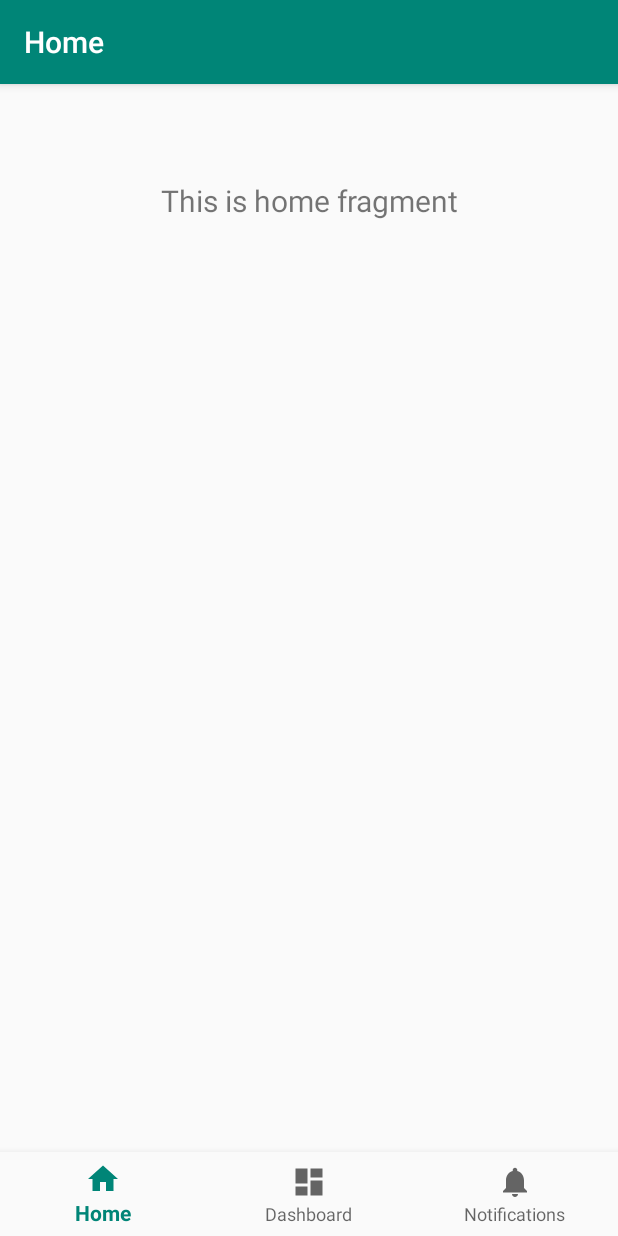
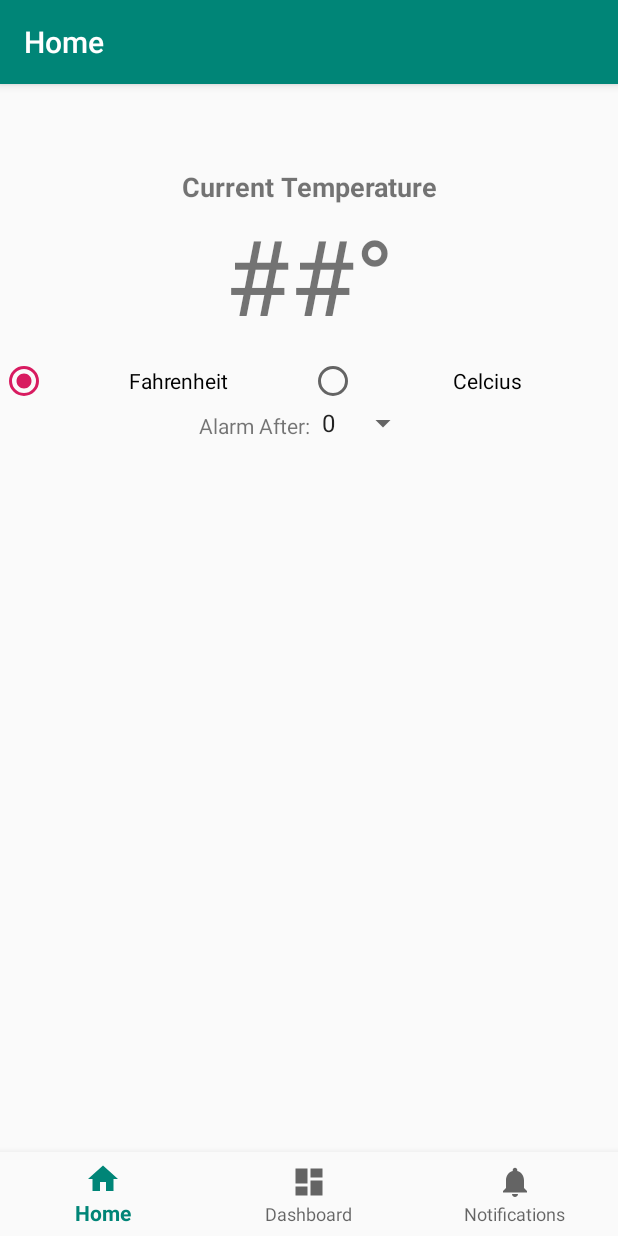
Before and after one commit to TokensPony/TemperatureTimer, an Android app: the screen it shows after launch (MainActivity), on a phone screen of 412 x 824 dp. Run offline under Robolectric (Android 15) with nearby library versions, the phone set to English and light mode, and no system bars; our stand-ins replace navigation-ui.

Commit message:
Created basic layout

```diff
--- a/app/src/main/AndroidManifest.xml
+++ b/app/src/main/AndroidManifest.xml
@@ -1,6 +1,6 @@
 <?xml version="1.0" encoding="utf-8"?>
 <manifest xmlns:android="http://schemas.android.com/apk/res/android"
-    package="com.example.temperaturetimer" >
+    package="com.example.temperaturetimer">
 
     <application
         android:allowBackup="true"
@@ -8,10 +8,10 @@
         android:label="@string/app_name"
         android:roundIcon="@mipmap/ic_launcher_round"
         android:supportsRtl="true"
-        android:theme="@style/AppTheme" >
+        android:theme="@style/AppTheme">
         <activity
             android:name=".MainActivity"
-            android:label="@string/app_name" >
+            android:label="@string/app_name">
             <intent-filter>
                 <action android:name="android.intent.action.MAIN" />
 
--- a/app/src/main/java/com/example/temperaturetimer/MainActivity.java
+++ b/app/src/main/java/com/example/temperaturetimer/MainActivity.java
@@ -1,7 +1,9 @@
 package com.example.temperaturetimer;
 
 import android.os.Bundle;
+
 import com.google.android.material.bottomnavigation.BottomNavigationView;
+
 import androidx.appcompat.app.AppCompatActivity;
 import androidx.navigation.NavController;
 import androidx.navigation.Navigation;
--- a/app/src/main/java/com/example/temperaturetimer/ui/dashboard/DashboardFragment.java
+++ b/app/src/main/java/com/example/temperaturetimer/ui/dashboard/DashboardFragment.java
@@ -5,11 +5,13 @@ import android.view.LayoutInflater;
 import android.view.View;
 import android.view.ViewGroup;
 import android.widget.TextView;
+
 import androidx.annotation.Nullable;
 import androidx.annotation.NonNull;
 import androidx.fragment.app.Fragment;
 import androidx.lifecycle.Observer;
 import androidx.lifecycle.ViewModelProviders;
+
 import com.example.temperaturetimer.R;
 
 public class DashboardFragment extends Fragment {
@@ -17,7 +19,7 @@ public class DashboardFragment extends Fragment {
     private DashboardViewModel dashboardViewModel;
 
     public View onCreateView(@NonNull LayoutInflater inflater,
-            ViewGroup container, Bundle savedInstanceState) {
+                             ViewGroup container, Bundle savedInstanceState) {
         dashboardViewModel =
                 ViewModelProviders.of(this).get(DashboardViewModel.class);
         View root = inflater.inflate(R.layout.fragment_dashboard, container, false);
--- a/app/src/main/java/com/example/temperaturetimer/ui/home/HomeFragment.java
+++ b/app/src/main/java/com/example/temperaturetimer/ui/home/HomeFragment.java
@@ -5,11 +5,13 @@ import android.view.LayoutInflater;
 import android.view.View;
 import android.view.ViewGroup;
 import android.widget.TextView;
+
 import androidx.annotation.Nullable;
 import androidx.annotation.NonNull;
 import androidx.fragment.app.Fragment;
 import androidx.lifecycle.Observer;
 import androidx.lifecycle.ViewModelProviders;
+
 import com.example.temperaturetimer.R;
 
 public class HomeFragment extends Fragment {
@@ -17,15 +19,15 @@ public class HomeFragment extends Fragment {
     private HomeViewModel homeViewModel;
 
     public View onCreateView(@NonNull LayoutInflater inflater,
-            ViewGroup container, Bundle savedInstanceState) {
+                             ViewGroup container, Bundle savedInstanceState) {
         homeViewModel =
                 ViewModelProviders.of(this).get(HomeViewModel.class);
         View root = inflater.inflate(R.layout.fragment_home, container, false);
-        final TextView textView = root.findViewById(R.id.text_home);
+        //final TextView textView = root.findViewById(R.id.text_home);
         homeViewModel.getText().observe(this, new Observer<String>() {
             @Override
             public void onChanged(@Nullable String s) {
-                textView.setText(s);
+                //textView.setText(s);
             }
         });
         return root;
--- a/app/src/main/java/com/example/temperaturetimer/ui/notifications/NotificationsFragment.java
+++ b/app/src/main/java/com/example/temperaturetimer/ui/notifications/NotificationsFragment.java
@@ -5,11 +5,13 @@ import android.view.LayoutInflater;
 import android.view.View;
 import android.view.ViewGroup;
 import android.widget.TextView;
+
 import androidx.annotation.Nullable;
 import androidx.annotation.NonNull;
 import androidx.fragment.app.Fragment;
 import androidx.lifecycle.Observer;
 import androidx.lifecycle.ViewModelProviders;
+
 import com.example.temperaturetimer.R;
 
 public class NotificationsFragment extends Fragment {
@@ -17,7 +19,7 @@ public class NotificationsFragment extends Fragment {
     private NotificationsViewModel notificationsViewModel;
 
     public View onCreateView(@NonNull LayoutInflater inflater,
-            ViewGroup container, Bundle savedInstanceState) {
+                             ViewGroup container, Bundle savedInstanceState) {
         notificationsViewModel =
                 ViewModelProviders.of(this).get(NotificationsViewModel.class);
         View root = inflater.inflate(R.layout.fragment_notifications, container, false);
--- a/app/src/main/res/layout/activity_main.xml
+++ b/app/src/main/res/layout/activity_main.xml
@@ -1,11 +1,11 @@
 <?xml version="1.0" encoding="utf-8"?>
-<androidx.constraintlayout.widget.ConstraintLayout
-    xmlns:android="http://schemas.android.com/apk/res/android"
+<androidx.constraintlayout.widget.ConstraintLayout xmlns:android="http://schemas.android.com/apk/res/android"
     xmlns:app="http://schemas.android.com/apk/res-auto"
+    xmlns:tools="http://schemas.android.com/tools"
     android:id="@+id/container"
     android:layout_width="match_parent"
     android:layout_height="match_parent"
-    android:paddingTop="?attr/actionBarSize" >
+    android:paddingTop="?attr/actionBarSize">
 
     <com.google.android.material.bottomnavigation.BottomNavigationView
         android:id="@+id/nav_view"
@@ -17,7 +17,9 @@
         app:layout_constraintBottom_toBottomOf="parent"
         app:layout_constraintLeft_toLeftOf="parent"
         app:layout_constraintRight_toRightOf="parent"
-        app:menu="@menu/bottom_nav_menu"/>
+        app:menu="@menu/bottom_nav_menu" >
+
+    </com.google.android.material.bottomnavigation.BottomNavigationView>
 
     <fragment
         android:id="@+id/nav_host_fragment"
@@ -29,7 +31,6 @@
         app:layout_constraintLeft_toLeftOf="parent"
         app:layout_constraintRight_toRightOf="parent"
         app:layout_constraintTop_toTopOf="parent"
-        app:navGraph="@navigation/mobile_navigation"
-    />
+        app:navGraph="@navigation/mobile_navigation" />
 
 </androidx.constraintlayout.widget.ConstraintLayout>
--- a/app/src/main/res/layout/fragment_home.xml
+++ b/app/src/main/res/layout/fragment_home.xml
@@ -1,20 +1,86 @@
 <?xml version="1.0" encoding="utf-8"?>
-<androidx.constraintlayout.widget.ConstraintLayout
-    xmlns:android="http://schemas.android.com/apk/res/android"
+<androidx.constraintlayout.widget.ConstraintLayout xmlns:android="http://schemas.android.com/apk/res/android"
     xmlns:app="http://schemas.android.com/apk/res-auto"
+    xmlns:tools="http://schemas.android.com/tools"
     android:layout_width="match_parent"
-    android:layout_height="match_parent" >
+    android:layout_height="match_parent">
 
     <TextView
-        android:id="@+id/text_home"
+        android:id="@+id/tempLabel"
         android:layout_width="match_parent"
         android:layout_height="wrap_content"
-        android:layout_marginStart="8dp"
-        android:layout_marginTop="8dp"
-        android:layout_marginEnd="8dp"
+        android:text="@string/label_current_temp"
         android:textAlignment="center"
-        android:textSize="20sp"
+        android:textSize="18sp"
+        android:textStyle="bold"
+        app:layout_constraintEnd_toEndOf="parent"
+        app:layout_constraintHorizontal_bias="0.5"
+        app:layout_constraintStart_toStartOf="parent"
+        app:layout_constraintTop_toTopOf="parent" />
+
+    <TextView
+        android:id="@+id/currentTemp"
+        android:layout_width="wrap_content"
+        android:layout_height="wrap_content"
+        android:text="@string/loading_current_temp"
+        android:textSize="70sp"
+        app:layout_constraintBottom_toTopOf="@+id/tempButtons"
         app:layout_constraintEnd_toEndOf="parent"
         app:layout_constraintStart_toStartOf="parent"
-        app:layout_constraintTop_toTopOf="parent"/>
+        app:layout_constraintTop_toBottomOf="@+id/tempLabel" />
+
+    <RadioGroup
+        android:id="@+id/tempButtons"
+        android:layout_width="match_parent"
+        android:layout_height="wrap_content"
+        android:layout_marginTop="8dp"
+        android:checkedButton="@id/fahrTemp"
+        android:orientation="horizontal"
+        app:layout_constraintEnd_toEndOf="parent"
+        app:layout_constraintHorizontal_bias="0.5"
+        app:layout_constraintStart_toStartOf="parent"
+        app:layout_constraintTop_toBottomOf="@id/currentTemp">
+
+        <RadioButton
+            android:id="@+id/fahrTemp"
+            android:layout_width="match_parent"
+            android:layout_height="wrap_content"
+            android:layout_weight="1"
+            android:text="@string/label_fahrenheit_RButton"
+            android:textAlignment="center" />
+
+        <RadioButton
+            android:id="@+id/celTemp"
+            android:layout_width="match_parent"
+            android:layout_height="wrap_content"
+            android:layout_weight="1"
+            android:text="@string/label_celcius_RButton"
+            android:textAlignment="center" />
+
+    </RadioGroup>
+
+    <TextView
+        android:id="@+id/alertLabel"
+        android:layout_width="wrap_content"
+        android:layout_height="wrap_content"
+        android:layout_marginTop="4dp"
+        android:layout_weight="1"
+        android:text="@string/label_timer_duration"
+        app:layout_constraintEnd_toEndOf="parent"
+        app:layout_constraintEnd_toStartOf="@+id/planets_spinner"
+        app:layout_constraintHorizontal_bias="0.5"
+        app:layout_constraintHorizontal_chainStyle="packed"
+        app:layout_constraintStart_toStartOf="parent"
+        app:layout_constraintTop_toBottomOf="@+id/tempButtons" />
+
+    <Spinner
+        android:id="@+id/planets_spinner"
+        android:layout_width="wrap_content"
+        android:layout_height="wrap_content"
+        android:entries="@array/duration_list"
+        android:spinnerMode="dropdown"
+        app:layout_constraintEnd_toEndOf="parent"
+        app:layout_constraintHorizontal_bias="0.5"
+        app:layout_constraintStart_toEndOf="@+id/alertLabel"
+        app:layout_constraintTop_toBottomOf="@+id/tempButtons" />
 </androidx.constraintlayout.widget.ConstraintLayout>
--- a/app/src/main/res/menu/bottom_nav_menu.xml
+++ b/app/src/main/res/menu/bottom_nav_menu.xml
@@ -4,16 +4,16 @@
     <item
         android:id="@+id/navigation_home"
         android:icon="@drawable/ic_home_black_24dp"
-        android:title="@string/title_home"/>
+        android:title="@string/title_home" />
 
     <item
         android:id="@+id/navigation_dashboard"
         android:icon="@drawable/ic_dashboard_black_24dp"
-        android:title="@string/title_dashboard"/>
+        android:title="@string/title_dashboard" />
 
     <item
         android:id="@+id/navigation_notifications"
         android:icon="@drawable/ic_notifications_black_24dp"
-        android:title="@string/title_notifications"/>
+        android:title="@string/title_notifications" />
 
 </menu>
--- a/app/src/main/res/mipmap-anydpi-v26/ic_launcher.xml
+++ b/app/src/main/res/mipmap-anydpi-v26/ic_launcher.xml
@@ -1,5 +1,5 @@
 <?xml version="1.0" encoding="utf-8"?>
 <adaptive-icon xmlns:android="http://schemas.android.com/apk/res/android">
-    <background android:drawable="@drawable/ic_launcher_background"/>
-    <foreground android:drawable="@drawable/ic_launcher_foreground"/>
+    <background android:drawable="@drawable/ic_launcher_background" />
+    <foreground android:drawable="@drawable/ic_launcher_foreground" />
 </adaptive-icon>
--- a/app/src/main/res/mipmap-anydpi-v26/ic_launcher_round.xml
+++ b/app/src/main/res/mipmap-anydpi-v26/ic_launcher_round.xml
@@ -1,5 +1,5 @@
 <?xml version="1.0" encoding="utf-8"?>
 <adaptive-icon xmlns:android="http://schemas.android.com/apk/res/android">
-    <background android:drawable="@drawable/ic_launcher_background"/>
-    <foreground android:drawable="@drawable/ic_launcher_foreground"/>
+    <background android:drawable="@drawable/ic_launcher_background" />
+    <foreground android:drawable="@drawable/ic_launcher_foreground" />
 </adaptive-icon>
--- a/app/src/main/res/values/strings.xml
+++ b/app/src/main/res/values/strings.xml
@@ -3,4 +3,18 @@
     <string name="title_home">Home</string>
     <string name="title_dashboard">Dashboard</string>
     <string name="title_notifications">Notifications</string>
+    <string name="label_current_temp">Current Temperature</string>
+    <string name="label_fahrenheit_RButton">Fahrenheit</string>
+    <string name="label_celcius_RButton">Celcius</string>
+    <string name="loading_current_temp">##°</string>
+    <string name="label_timer_duration">Alarm After: </string>
+    <string-array name="duration_list">
+        <item>0</item>
+        <item>1</item>
+        <item>2</item>
+        <item>3</item>
+        <item>4</item>
+    </string-array>
+
+
 </resources>
--- a/gradle.properties
+++ b/gradle.properties
@@ -1,21 +1,16 @@
 # Project-wide Gradle settings.
-
 # IDE (e.g. Android Studio) users:
 # Gradle settings configured through the IDE *will override*
 # any settings specified in this file.
-
 # For more details on how to configure your build environment visit
 # http://www.gradle.org/docs/current/userguide/build_environment.html
-
 # Specifies the JVM arguments used for the daemon process.
 # The setting is particularly useful for tweaking memory settings.
 org.gradle.jvmargs=-Xmx1536m
-
 # When configured, Gradle will run in incubating parallel mode.
 # This option should only be used with decoupled projects. More details, visit
 # http://www.gradle.org/docs/current/userguide/multi_project_builds.html#sec:decoupled_projects
 # org.gradle.parallel=true
-
 # AndroidX package structure to make it clearer which packages are bundled with the
 # Android operating system, and which are packaged with your app's APK
 # https://developer.android.com/topic/libraries/support-library/androidx-rn
```
Also changed, not shown: app/src/main/res/drawable-v24/ic_launcher_foreground.xml (+6 -6 lines), app/src/main/res/drawable/ic_dashboard_black_24dp.xml (+5 -5 lines), app/src/main/res/drawable/ic_home_black_24dp.xml (+5 -5 lines), app/src/main/res/drawable/ic_launcher_background.xml (+166 -70 lines), app/src/main/res/drawable/ic_notifications_black_24dp.xml (+5 -5 lines), app/src/main/res/layout/fragment_dashboard.xml (+3 -4 lines), app/src/main/res/layout/fragment_notifications.xml (+3 -4 lines), 1 other file.
